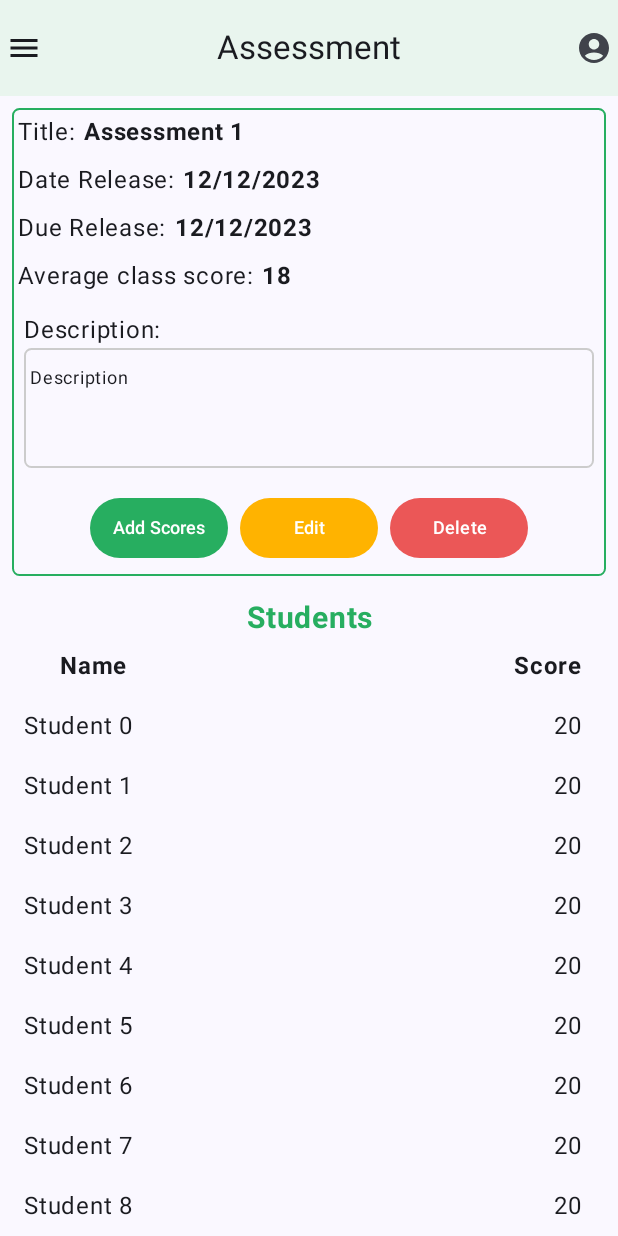
After one commit to Abbaraees/al-mudarris, an Android app built with Jetpack Compose: the AssessmentDetailScreen screen opened through its navigation route, on a phone screen of 412 x 824 dp. The commit adds this screen. Run offline under Robolectric (Android 15) with nearby library versions, the phone set to English and light mode, and no system bars; our stand-ins replace Room's generated code.

Commit message:
feat: Implement assessment detail screen UI

```diff
--- a/app/src/main/java/com/example/al_mudarris/navigations/Destinations.kt
+++ b/app/src/main/java/com/example/al_mudarris/navigations/Destinations.kt
@@ -35,3 +35,8 @@ object AssessmentDest:Destinations {
     override val name = "Assessment Screen"
     override val route = "assessment"
 }
+
+object AssessmentDetailDest:Destinations {
+    override val name = "Assessment Detail"
+    override val route = "assessmentDetail"
+}
--- a/app/src/main/java/com/example/al_mudarris/navigations/MainNavigation.kt
+++ b/app/src/main/java/com/example/al_mudarris/navigations/MainNavigation.kt
@@ -18,6 +18,7 @@ import androidx.navigation.compose.navigation
 import androidx.navigation.compose.rememberNavController
 import androidx.navigation.navArgument
 import com.example.al_mudarris.database.AlmudarrisDatabase
+import com.example.al_mudarris.presentation.view.assessmentDetailScreen.AssessmentDetailScreen
 import com.example.al_mudarris.presentation.view.assessmentScreen.AssessmentScreen
 import com.example.al_mudarris.presentation.view.assessmentScreen.viewModels.AssessmentViewModel
 import com.example.al_mudarris.presentation.view.dashboardScreen.DashboardScreen
@@ -115,6 +116,9 @@ fun MainNavigation(db: AlmudarrisDatabase) {
 
                 AssessmentScreen(navController, state, onEvent=viewModel::onEvent)
             }
+            composable(AssessmentDetailDest.route) {
+                AssessmentDetailScreen()
+            }
         }
     }
 }
--- /dev/null
+++ b/app/src/main/java/com/example/al_mudarris/presentation/view/assessmentDetailScreen/AssessmentDetailScreen.kt
@@ -0,0 +1,249 @@
+package com.example.al_mudarris.presentation.view.assessmentDetailScreen
+
+import androidx.compose.foundation.border
+import androidx.compose.foundation.layout.Arrangement
+import androidx.compose.foundation.layout.Column
+import androidx.compose.foundation.layout.PaddingValues
+import androidx.compose.foundation.layout.Row
+import androidx.compose.foundation.layout.fillMaxSize
+import androidx.compose.foundation.layout.fillMaxWidth
+import androidx.compose.foundation.layout.height
+import androidx.compose.foundation.layout.padding
+import androidx.compose.foundation.layout.width
+import androidx.compose.foundation.lazy.LazyColumn
+import androidx.compose.foundation.shape.RoundedCornerShape
+import androidx.compose.material3.Button
+import androidx.compose.material3.ButtonDefaults
+import androidx.compose.material3.ExperimentalMaterial3Api
+import androidx.compose.material3.Scaffold
+import androidx.compose.material3.Text
+import androidx.compose.runtime.Composable
+import androidx.compose.ui.Modifier
+import androidx.compose.ui.graphics.Color
+import androidx.compose.ui.text.font.FontWeight
+import androidx.compose.ui.text.style.TextAlign
+import androidx.compose.ui.tooling.preview.Preview
+import androidx.compose.ui.unit.dp
+import androidx.compose.ui.unit.sp
+import com.example.al_mudarris.presentation.view.components.MyTopAppBar
+import com.example.al_mudarris.ui.theme.MyGreen
+import com.example.al_mudarris.ui.theme.MyRed
+
+@OptIn(ExperimentalMaterial3Api::class)
+@Composable
+fun AssessmentDetailScreen(
+    modifier: Modifier = Modifier
+) {
+    Scaffold(
+        topBar = { MyTopAppBar(title = "Assessment")}
+    ) {paddingValues ->
+        Column(
+            modifier = modifier
+                .fillMaxSize()
+                .padding(paddingValues)
+        ) {
+            Column(
+                Modifier
+                    .fillMaxWidth()
+                    .padding(8.dp)
+                    .border(1.dp, MyGreen, RoundedCornerShape(5.dp))
+            ) {
+                Column(
+                    Modifier
+                        .fillMaxWidth()
+                        .padding(4.dp),
+                    verticalArrangement = Arrangement.spacedBy(8.dp)
+                ) {
+                    Row(
+                        Modifier
+                            .fillMaxWidth(.75f),
+                        horizontalArrangement = Arrangement.spacedBy(5.dp)
+                    ) {
+                        Text(text = "Title:")
+                        Text(
+                            "Assessment 1",
+                            fontWeight = FontWeight.Bold
+                        )
+                    }
+
+                    Row(
+                        Modifier
+                            .fillMaxWidth(),
+                        horizontalArrangement = Arrangement.spacedBy(5.dp)
+                    ) {
+                        Text(text = "Date Release:")
+                        Text(
+                            "12/12/2023",
+                            fontWeight = FontWeight.Bold
+                        )
+                    }
+
+                    Row(
+                        Modifier
+                            .fillMaxWidth(),
+                        horizontalArrangement = Arrangement.spacedBy(5.dp)
+                    ) {
+                        Text(text = "Due Release:")
+                        Text(
+                            "12/12/2023",
+                            fontWeight = FontWeight.Bold
+                        )
+                    }
+
+                    Row(
+                        Modifier
+                            .fillMaxWidth(),
+                        horizontalArrangement = Arrangement.spacedBy(5.dp)
+                    ) {
+                        Text(text = "Average class score:")
+                        Text(
+                            "18",
+                            fontWeight = FontWeight.Bold
+                        )
+                    }
+
+
+                    Column(
+                        Modifier.padding(4.dp)
+                    ) {
+                        Text(text = "Description:")
+                        Column(
+                            Modifier
+                                .border(1.dp, Color.LightGray, RoundedCornerShape(5.dp))
+                                .height(80.dp)
+                                .fillMaxWidth()
+                                .padding(top = 4.dp)
+                        ) {
+                            Text(
+                                "Description",
+                                fontSize = 12.sp,
+                                modifier = Modifier.padding(4.dp)
+                            )
+                        }
+
+                    }
+
+                    Row(
+                        Modifier.fillMaxWidth(),
+                        horizontalArrangement = Arrangement.Center
+                    ) {
+                        Button(
+                            onClick = {  },
+                            colors = ButtonDefaults.buttonColors(
+                                containerColor = MyGreen,
+                                contentColor = Color.White
+                            ),
+                            contentPadding = PaddingValues(horizontal = 8.dp, vertical = 4.dp),
+                            modifier = Modifier
+                                .width(100.dp)
+                                .padding(4.dp)
+                        ) {
+                            Text(
+                                text = "Add Scores",
+                                fontSize = 12.sp,
+                                textAlign = TextAlign.Center
+                            )
+                        }
+
+                        Button(
+                            onClick = {  },
+                            colors = ButtonDefaults.buttonColors(
+                                containerColor = Color(0xFFFFB300),
+                                contentColor = Color.White
+                            ),
+                            contentPadding = PaddingValues(horizontal = 8.dp, vertical = 4.dp),
+                            modifier = Modifier
+                                .width(100.dp)
+                                .padding(4.dp)
+                        ) {
+                            Text(
+                                text = "Edit",
+                                fontSize = 12.sp,
+                                textAlign = TextAlign.Center
+                            )
+                        }
+
+                        Button(
+                            onClick = {  },
+                            colors = ButtonDefaults.buttonColors(
+                                containerColor = MyRed,
+                                contentColor = Color.White
+                            ),
+                            contentPadding = PaddingValues(horizontal = 8.dp, vertical = 4.dp),
+                            modifier = Modifier
+                                .width(100.dp)
+                                .padding(4.dp)
+
+                        ) {
+                            Text(
+                                text = "Delete",
+                                fontSize = 12.sp,
+                                textAlign = TextAlign.Center
+                            )
+                        }
+                    }
+                }
+
+            }
+
+            Column(
+                Modifier
+                    .fillMaxWidth()
+                    .padding(8.dp)
+            ) {
+                Text(
+                    "Students",
+                    fontSize = 20.sp,
+                    fontWeight = FontWeight.Bold,
+                    color = MyGreen,
+                    textAlign = TextAlign.Center,
+                    modifier = Modifier
+                        .fillMaxWidth()
+                )
+
+                LazyColumn {
+                    item {
+                        Row(
+                            Modifier.fillMaxWidth(),
+                            horizontalArrangement = Arrangement.SpaceBetween
+                        ) {
+                            Text(
+                                "Name",
+                                fontWeight = FontWeight.Bold,
+                                modifier = Modifier.padding(vertical = 8.dp, horizontal = 32.dp)
+                            )
+                            Text(
+                                "Score",
+                                fontWeight = FontWeight.Bold,
+                                modifier = Modifier.padding(vertical = 8.dp, horizontal = 16.dp)
+                            )
+                        }
+                    }
+
+                    items(30) {
+                        Row(
+                            Modifier.fillMaxWidth(),
+                            horizontalArrangement = Arrangement.SpaceBetween
+                        ) {
+                            Text(
+                                "Student $it",
+                                modifier = Modifier.padding(vertical = 8.dp, horizontal = 8.dp)
+                            )
+                            Text(
+                                "20",
+                                modifier = Modifier.padding(vertical = 8.dp, horizontal = 16.dp)
+                            )
+                        }
+                    }
+                }
+            }
+        }
+    }
+
+}
+
+@Preview(showSystemUi = true)
+@Composable
+fun AssessmentDetailPreview() {
+    AssessmentDetailScreen()
+}
--- a/app/src/main/java/com/example/al_mudarris/presentation/view/assessmentScreen/AssessmentScreen.kt
+++ b/app/src/main/java/com/example/al_mudarris/presentation/view/assessmentScreen/AssessmentScreen.kt
@@ -1,5 +1,6 @@
 package com.example.al_mudarris.presentation.view.assessmentScreen
 
+import androidx.compose.foundation.clickable
 import androidx.compose.foundation.layout.Box
 import androidx.compose.foundation.layout.Column
 import androidx.compose.foundation.layout.fillMaxSize
@@ -29,6 +30,8 @@ import androidx.compose.ui.tooling.preview.Preview
 import androidx.compose.ui.unit.dp
 import androidx.compose.ui.unit.sp
 import androidx.navigation.NavHostController
+import com.example.al_mudarris.navigations.AssessmentDest
+import com.example.al_mudarris.navigations.AssessmentDetailDest
 import com.example.al_mudarris.presentation.view.assessmentScreen.screenEvents.AssessmentEvent
 import com.example.al_mudarris.presentation.view.assessmentScreen.screenStates.AssessmentState
 import com.example.al_mudarris.presentation.view.components.AddAssessmentDialog
@@ -106,6 +109,7 @@ fun AssessmentScreen(
                                 modifier = Modifier
                                     .padding(vertical = 8.dp)
                                     .fillMaxWidth()
+                                    .clickable { navController.navigate(AssessmentDetailDest.route) }
                             )
                             Divider(thickness = 1.dp, color = Color.DarkGray)
                         }
```
Also changed, not shown: app/src/main/res/drawable-up/sign.png (added), app/src/main/res/drawable/edit.png (added), app/src/main/res/drawable/recycle.png (added).
